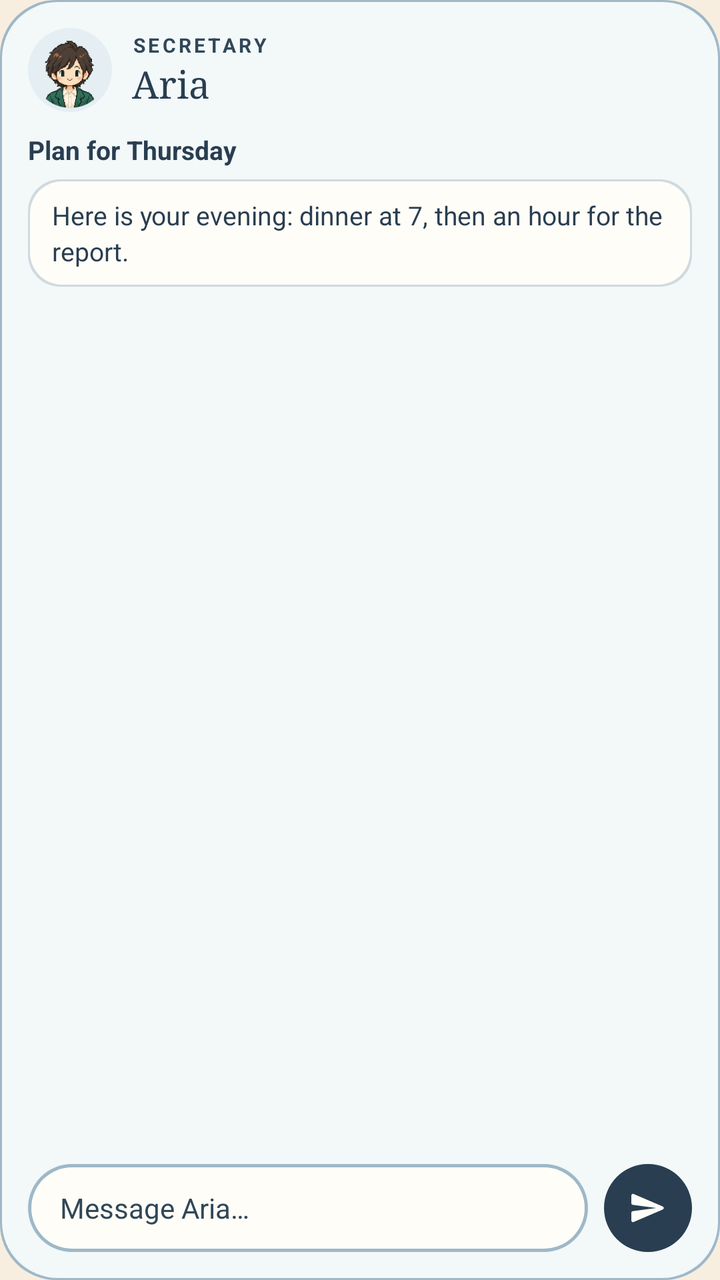
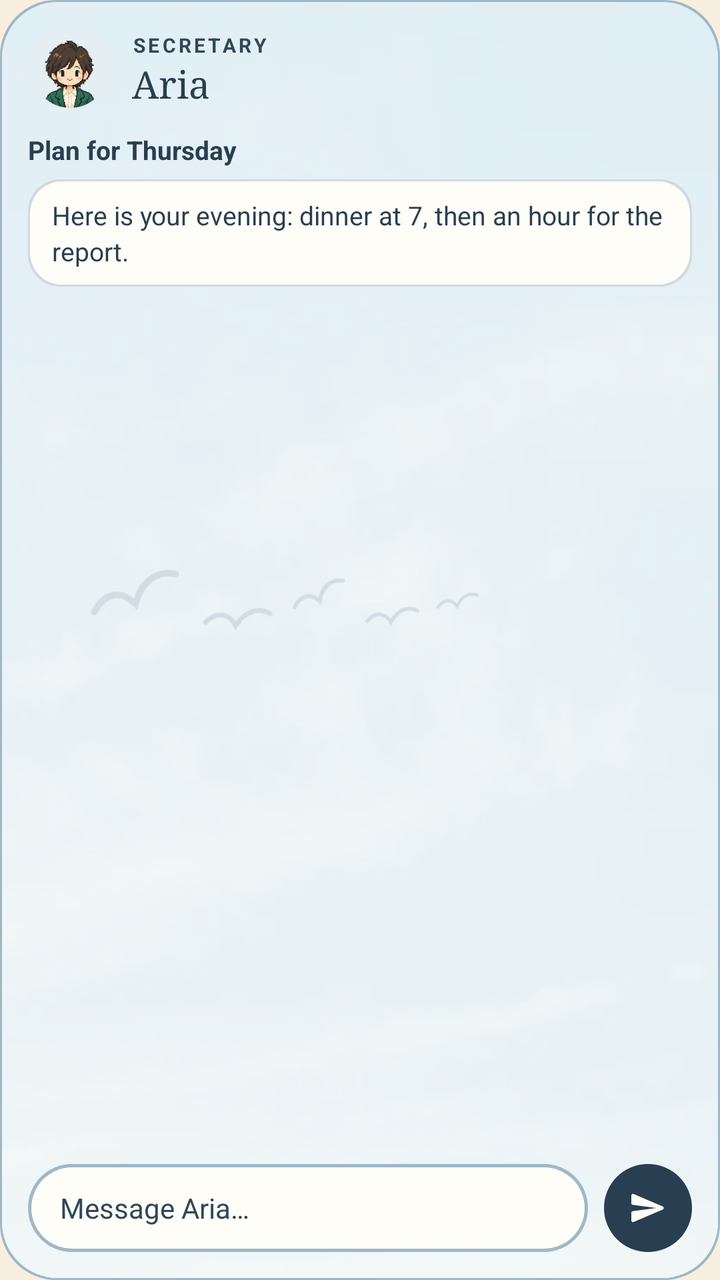

The first picture is an Android layout as it rendered before a commit; the second is the same layout after the commit. The layout source and the unified diff follow.
<!-- AndroidManifest.xml: application theme Screen -->
<!-- res/layout/widget_preview_chat.xml -->
<?xml version="1.0" encoding="utf-8"?>
<FrameLayout xmlns:android="http://schemas.android.com/apk/res/android"
    xmlns:tools="http://schemas.android.com/tools"
    android:layout_width="match_parent"
    android:layout_height="match_parent"
    tools:ignore="UseAppTint">

    <ImageView android:layout_width="match_parent" android:layout_height="match_parent" android:importantForAccessibility="no" android:scaleType="fitXY" android:src="@drawable/round_card" android:tint="@color/preview_border" />
    <ImageView android:layout_width="match_parent" android:layout_height="match_parent" android:layout_margin="1dp" android:importantForAccessibility="no" android:scaleType="fitXY" android:src="@drawable/round_card" android:tint="@color/preview_paper" />

    <LinearLayout android:layout_width="match_parent" android:layout_height="match_parent" android:orientation="vertical" android:padding="14dp">
        <LinearLayout android:layout_width="match_parent" android:layout_height="wrap_content" android:gravity="center_vertical">
            <FrameLayout android:layout_width="42dp" android:layout_height="42dp">
                <ImageView android:layout_width="match_parent" android:layout_height="match_parent" android:importantForAccessibility="no" android:src="@drawable/round_circle" android:tint="@color/preview_wash" />
                <ImageView android:layout_width="match_parent" android:layout_height="match_parent" android:layout_margin="2dp" android:importantForAccessibility="no" android:src="@drawable/portrait_f1" />
            </FrameLayout>
            <LinearLayout android:layout_width="0dp" android:layout_height="wrap_content" android:layout_marginStart="10dp" android:layout_weight="1" android:orientation="vertical">
                <TextView android:layout_width="wrap_content" android:layout_height="wrap_content" android:letterSpacing="0.14" android:maxLines="1" android:text="@string/chat_label" android:textAllCaps="true" android:textColor="@color/preview_muted" android:textSize="10sp" android:textStyle="bold" />
                <TextView android:layout_width="wrap_content" android:layout_height="wrap_content" android:ellipsize="end" android:fontFamily="serif" android:maxLines="1" android:text="@string/preview_secretary_name" android:textColor="@color/preview_ink" android:textSize="19sp" />
            </LinearLayout>
        </LinearLayout>
        <TextView android:layout_width="match_parent" android:layout_height="wrap_content" android:layout_marginTop="10dp" android:ellipsize="end" android:maxLines="1" android:text="@string/preview_chat_title" android:textColor="@color/preview_ink" android:textSize="13sp" android:textStyle="bold" />
        <FrameLayout android:layout_width="match_parent" android:layout_height="wrap_content" android:layout_marginTop="6dp">
            <ImageView android:layout_width="match_parent" android:layout_height="match_parent" android:importantForAccessibility="no" android:scaleType="fitXY" android:src="@drawable/round_bubble" android:tint="@color/preview_bubble_line" />
            <ImageView android:layout_width="match_parent" android:layout_height="match_parent" android:layout_margin="1dp" android:importantForAccessibility="no" android:scaleType="fitXY" android:src="@drawable/round_bubble" android:tint="@color/preview_bubble" />
            <TextView android:layout_width="match_parent" android:layout_height="wrap_content" android:ellipsize="end" android:lineSpacingMultiplier="1.15" android:maxLines="3" android:paddingStart="12dp" android:paddingTop="9dp" android:paddingEnd="12dp" android:paddingBottom="9dp" android:text="@string/preview_reply" android:textColor="@color/preview_ink" android:textSize="13sp" />
        </FrameLayout>
        <LinearLayout android:layout_width="match_parent" android:layout_height="0dp" android:layout_weight="1" android:orientation="vertical" />
        <LinearLayout android:layout_width="match_parent" android:layout_height="44dp" android:layout_marginTop="10dp" android:gravity="center_vertical">
            <FrameLayout android:layout_width="0dp" android:layout_height="match_parent" android:layout_weight="1">
                <ImageView android:layout_width="match_parent" android:layout_height="match_parent" android:importantForAccessibility="no" android:scaleType="fitXY" android:src="@drawable/round_pill" android:tint="@color/preview_border" />
                <ImageView android:layout_width="match_parent" android:layout_height="match_parent" android:layout_margin="1.5dp" android:importantForAccessibility="no" android:scaleType="fitXY" android:src="@drawable/round_pill" android:tint="@color/preview_surface" />
                <TextView android:layout_width="match_parent" android:layout_height="match_parent" android:ellipsize="end" android:gravity="center_vertical" android:maxLines="1" android:paddingStart="16dp" android:paddingEnd="12dp" android:text="@string/preview_chat_placeholder" android:textColor="@color/preview_muted" android:textSize="14sp" />
            </FrameLayout>
            <FrameLayout android:layout_width="44dp" android:layout_height="44dp" android:layout_marginStart="8dp">
                <ImageView android:layout_width="match_parent" android:layout_height="match_parent" android:importantForAccessibility="no" android:src="@drawable/round_circle" android:tint="@color/preview_ink" />
                <ImageView android:layout_width="match_parent" android:layout_height="match_parent" android:importantForAccessibility="no" android:padding="12dp" android:src="@drawable/ic_send" android:tint="@color/preview_surface" />
            </FrameLayout>
        </LinearLayout>
    </LinearLayout>
</FrameLayout>
<!-- resources referenced by this layout -->
<resources>
  <color name="preview_border">#9EB8C8</color>
  <color name="preview_bubble">#FFFDF7</color>
  <color name="preview_bubble_line">#CFDAE0</color>
  <color name="preview_ink">#293E50</color>
  <color name="preview_muted">#304758</color>
  <color name="preview_paper">#F3F8F9</color>
  <color name="preview_surface">#FFFDF7</color>
  <color name="preview_wash">#E5EEF3</color>
  <!-- drawable ic_send (drawable) -->
  <?xml version="1.0" encoding="utf-8"?>
  <vector xmlns:android="http://schemas.android.com/apk/res/android"
      android:width="20dp" android:height="20dp" android:viewportWidth="24" android:viewportHeight="24">
      <path android:fillColor="#FFFFFFFF" android:pathData="M3.4,20.4l17.45,-7.48a1,1 0,0 0,0 -1.84L3.4,3.6a0.99,0.99 0,0 0,-1.39 0.91L2,9.12c0,0.5 0.37,0.93 0.87,0.99L17,12 2.87,13.88c-0.5,0.07 -0.87,0.5 -0.87,1l0.01,4.61c0,0.71 0.73,1.2 1.39,0.91z" />
  </vector>
  <!-- drawable portrait_f1: png bitmap (drawable-nodpi, 16729 bytes) -->
  <!-- drawable round_bubble (drawable) -->
  <?xml version="1.0" encoding="utf-8"?>
  <shape xmlns:android="http://schemas.android.com/apk/res/android" android:shape="rectangle">
      <solid android:color="#FFFFFFFF" />
      <corners android:radius="16dp" />
  </shape>
  <!-- drawable round_card (drawable) -->
  <?xml version="1.0" encoding="utf-8"?>
  <shape xmlns:android="http://schemas.android.com/apk/res/android" android:shape="rectangle">
      <solid android:color="#FFFFFFFF" />
      <corners android:radius="@dimen/widget_radius" />
  </shape>
  <!-- drawable round_circle (drawable) -->
  <?xml version="1.0" encoding="utf-8"?>
  <shape xmlns:android="http://schemas.android.com/apk/res/android" android:shape="oval">
      <solid android:color="#FFFFFFFF" />
      
  </shape>
  <!-- drawable round_pill (drawable) -->
  <?xml version="1.0" encoding="utf-8"?>
  <shape xmlns:android="http://schemas.android.com/apk/res/android" android:shape="rectangle">
      <solid android:color="#FFFFFFFF" />
      <corners android:radius="22dp" />
  </shape>
  <string name="chat_label">Secretary</string>
  <string name="preview_chat_placeholder">Message Aria…</string>
  <string name="preview_chat_title">Plan for Thursday</string>
  <string name="preview_reply">Here is your evening: dinner at 7, then an hour for the report.</string>
  <string name="preview_secretary_name">Aria</string>
  <style name="Screen" parent="@android:style/Theme.Material.Light.NoActionBar">
          <item name="android:windowBackground">@color/background</item>
          <item name="android:colorAccent">@color/sun</item>
          <item name="android:textColorPrimary">@color/ink</item>
          <item name="android:windowLightStatusBar">true</item>
      </style>
  <dimen name="widget_radius">16dp</dimen>
  <color name="background">#F8EEE0</color>
  <color name="sun">#D88B38</color>
  <color name="ink">#2B2620</color>
</resources>

<!-- the commit's change to res/layout/widget_preview_chat.xml (unified diff, before → after) -->
@@ -6,7 +6,7 @@
     tools:ignore="UseAppTint">
 
     <ImageView android:layout_width="match_parent" android:layout_height="match_parent" android:importantForAccessibility="no" android:scaleType="fitXY" android:src="@drawable/round_card" android:tint="@color/preview_border" />
-    <ImageView android:layout_width="match_parent" android:layout_height="match_parent" android:layout_margin="1dp" android:importantForAccessibility="no" android:scaleType="fitXY" android:src="@drawable/round_card" android:tint="@color/preview_paper" />
+    <ImageView android:layout_width="match_parent" android:layout_height="match_parent" android:layout_margin="1dp" android:background="@drawable/round_card" android:clipToOutline="true" android:importantForAccessibility="no" android:scaleType="centerCrop" android:src="@drawable/preview_scene_paper" />
 
     <LinearLayout android:layout_width="match_parent" android:layout_height="match_parent" android:orientation="vertical" android:padding="14dp">
         <LinearLayout android:layout_width="match_parent" android:layout_height="wrap_content" android:gravity="center_vertical">
<!-- resource entries referenced after the edit -->
@@ -5,7 +5,6 @@
   <color name="preview_bubble_line">#CFDAE0</color>
   <color name="preview_ink">#293E50</color>
   <color name="preview_muted">#304758</color>
-  <color name="preview_paper">#F3F8F9</color>
   <color name="preview_surface">#FFFDF7</color>
   <color name="preview_wash">#E5EEF3</color>
   <!-- drawable ic_send (drawable) -->
@@ -15,6 +14,12 @@
       <path android:fillColor="#FFFFFFFF" android:pathData="M3.4,20.4l17.45,-7.48a1,1 0,0 0,0 -1.84L3.4,3.6a0.99,0.99 0,0 0,-1.39 0.91L2,9.12c0,0.5 0.37,0.93 0.87,0.99L17,12 2.87,13.88c-0.5,0.07 -0.87,0.5 -0.87,1l0.01,4.61c0,0.71 0.73,1.2 1.39,0.91z" />
   </vector>
   <!-- drawable portrait_f1: png bitmap (drawable-nodpi, 16729 bytes) -->
+  <!-- drawable preview_scene_paper (drawable) -->
+  <?xml version="1.0" encoding="utf-8"?>
+  <layer-list xmlns:android="http://schemas.android.com/apk/res/android">
+      <item android:drawable="@drawable/preview_art" />
+      <item><shape><solid android:color="@color/preview_scene_paper_wash" /></shape></item>
+  </layer-list>
   <!-- drawable round_bubble (drawable) -->
   <?xml version="1.0" encoding="utf-8"?>
   <shape xmlns:android="http://schemas.android.com/apk/res/android" android:shape="rectangle">
@@ -50,6 +55,7 @@
           <item name="android:textColorPrimary">@color/ink</item>
           <item name="android:windowLightStatusBar">true</item>
       </style>
+  <color name="preview_scene_paper_wash">#96F3F8F9</color>
   <dimen name="widget_radius">16dp</dimen>
   <color name="background">#F8EEE0</color>
   <color name="sun">#D88B38</color>
